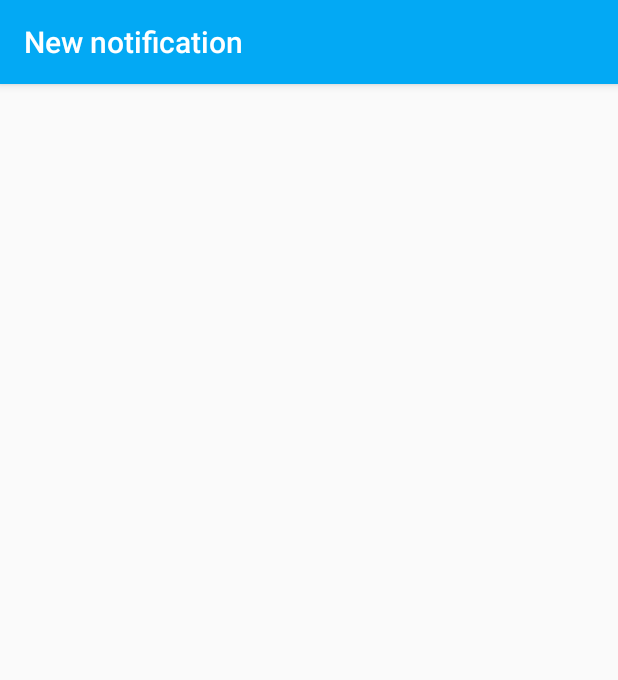
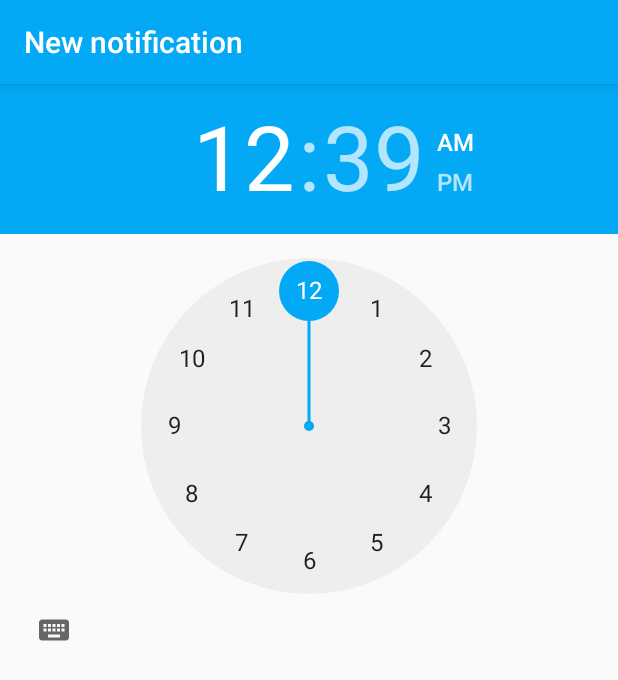
Before and after one commit to PhoenixWings7/eye-relaxer, an Android app: the AddToScheduleActivity screen opened directly, with no data from a screen before it, on a phone screen of 412 x 824 dp. Shown: the top 680 px of the screen. Run offline under Robolectric (Android 15) with nearby library versions, the phone set to English and light mode, and no system bars.

Commit message:
time picker added, layout improved

```diff
--- a/app/src/main/res/layout/activity_main.xml
+++ b/app/src/main/res/layout/activity_main.xml
@@ -22,5 +22,16 @@
 
     <include layout="@layout/content_main" />
 
+    <com.google.android.material.floatingactionbutton.FloatingActionButton
+        android:id="@+id/monday_fab"
+        app:layout_constraintTop_toBottomOf="@id/monday_schedule"
+        app:layout_constraintRight_toRightOf="@id/monday_schedule"
+        android:layout_width="wrap_content"
+        android:layout_height="wrap_content"
+        android:layout_gravity="bottom|end"
+        android:layout_margin="@dimen/fab_margin"
+        android:contentDescription="@string/fab_content_desc"
+        android:backgroundTint="@color/colorPrimary"
+        app:srcCompat="@drawable/ic_add_black_24dp" />
 
 </androidx.coordinatorlayout.widget.CoordinatorLayout>
--- a/app/src/main/res/layout/content_add_to_schedule.xml
+++ b/app/src/main/res/layout/content_add_to_schedule.xml
@@ -3,4 +3,20 @@
     xmlns:app="http://schemas.android.com/apk/res-auto"
     android:layout_width="match_parent"
     android:layout_height="match_parent"
-    app:layout_behavior="@string/appbar_scrolling_view_behavior"/>
+    app:layout_behavior="@string/appbar_scrolling_view_behavior">
+    <RelativeLayout
+        app:layout_constraintTop_toTopOf="parent"
+        android:layout_width="match_parent"
+        android:layout_height="match_parent">
+
+        <TimePicker
+            android:id="@+id/timePicker"
+            app:layout_constraintTop_toBottomOf="parent"
+            android:layout_width="wrap_content"
+            android:layout_height="wrap_content"
+            android:timePickerMode="clock"
+            android:numbersSelectorColor="@color/colorPrimary"
+            android:headerBackground="@color/colorPrimary"
+            />
+    </RelativeLayout>
+</androidx.constraintlayout.widget.ConstraintLayout>
--- a/app/src/main/res/layout/content_main.xml
+++ b/app/src/main/res/layout/content_main.xml
@@ -62,16 +62,6 @@
                     >
 
                 </TextView>
-                <com.google.android.material.floatingactionbutton.FloatingActionButton
-                    android:id="@+id/monday_fab"
-                    app:layout_constraintTop_toBottomOf="@id/monday_schedule"
-                    app:layout_constraintRight_toRightOf="@id/monday_schedule"
-                    android:layout_width="wrap_content"
-                    android:layout_height="wrap_content"
-                    android:layout_gravity="bottom|end"
-                    android:layout_margin="@dimen/fab_margin"
-                    android:contentDescription="@string/fab_content_desc"
-                    app:srcCompat="@drawable/ic_add_black_24dp" />
             </androidx.constraintlayout.widget.ConstraintLayout>
         </androidx.cardview.widget.CardView>
 
```
